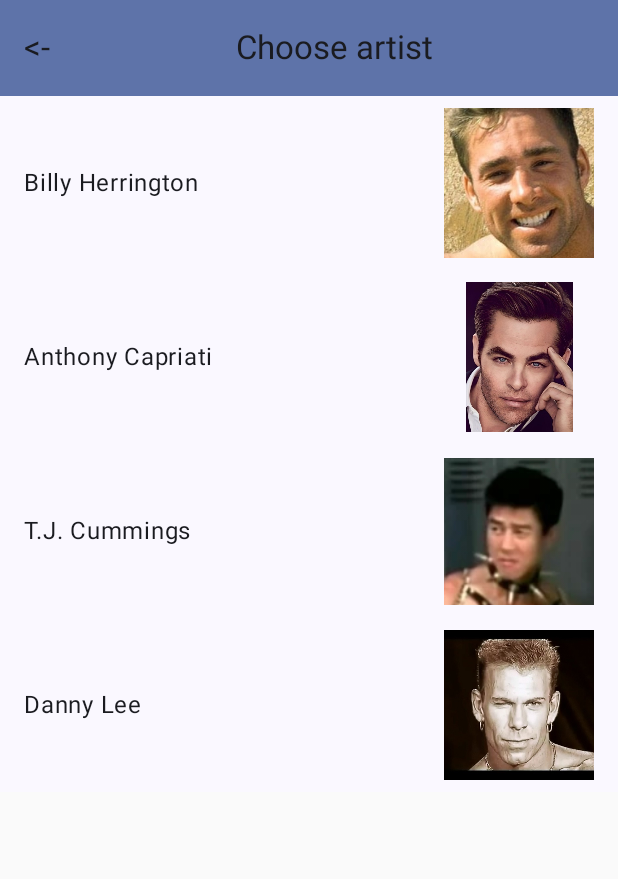
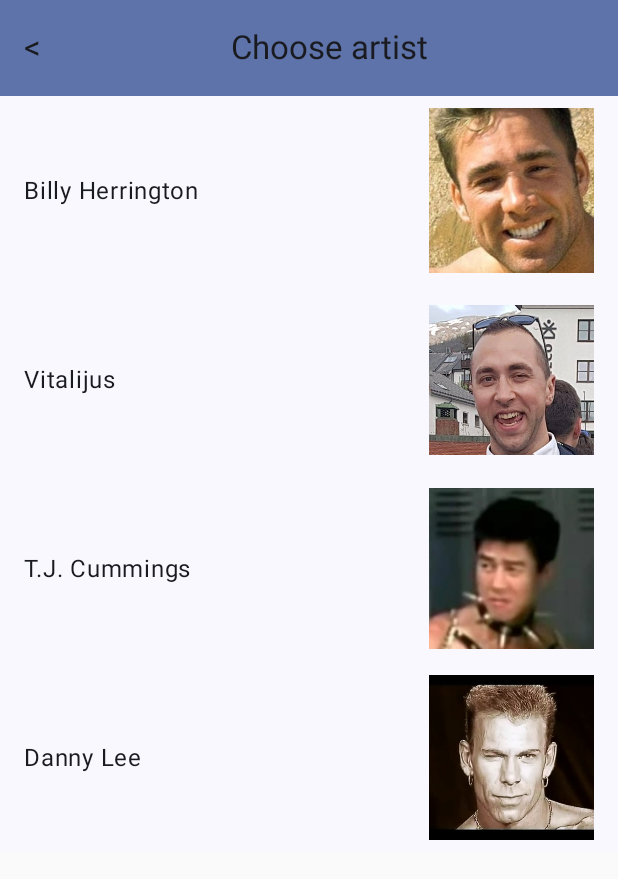
Before and after one commit to AlmazErmilov/Buy-My-Contemporary-Art-App, an Android app built with Jetpack Compose: the ArtistsScreen screen opened through its navigation route, on a phone screen of 412 x 824 dp. Shown: the top 879 px of the screen. Run offline under Robolectric (Android 15) with nearby library versions, the phone set to English and light mode, and no system bars.

Commit message:
upd icons for artists

```diff
--- a/app/src/main/java/com/example/buy_my_contemporary_art_app/MainActivity.kt
+++ b/app/src/main/java/com/example/buy_my_contemporary_art_app/MainActivity.kt
@@ -149,7 +149,7 @@ fun ArtistsScreen(viewModel: ShoppingCartViewModel, navController: NavController
         TopAppBar(
             title = {
                 Row {
-                    Text("<-", modifier = Modifier.clickable {
+                    Text("<", modifier = Modifier.clickable {
                         navController.navigate("home")
                     })
 
@@ -171,7 +171,7 @@ fun ArtistsScreen(viewModel: ShoppingCartViewModel, navController: NavController
                         Image(
                             painter = painterResource(id = artist.imageResId),
                             contentDescription = "${artist.name}'s picture",
-                            modifier = Modifier.size(100.dp) // Adjust the size as needed
+                            modifier = Modifier.size(110.dp) // Adjust the size as needed
                         )
                     },
                     headlineContent = { Text(artist.name) },
@@ -194,7 +194,7 @@ fun CategoriesScreen(viewModel: ShoppingCartViewModel, navController: NavControl
         TopAppBar(
             title = {
                 Row {
-                    Text("<-", modifier = Modifier.clickable {
+                    Text("<", modifier = Modifier.clickable {
                         navController.navigate("home")
                     })
 
@@ -438,7 +438,7 @@ data class Artist(
 class DataSourceArtist(context: Context){
     val artists = listOf(
         Artist(0, context.getString(R.string.billy), R.drawable.billyherr),
-        Artist(1, context.getString(R.string.anthony), R.drawable.anton),
+        Artist(1, context.getString(R.string.anthony), R.drawable.vit),
         Artist(2, context.getString(R.string.tj), R.drawable.cummings),
         Artist(3, context.getString(R.string.danny), R.drawable.danny),
     )
--- a/app/src/main/res/values/strings.xml
+++ b/app/src/main/res/values/strings.xml
@@ -3,7 +3,7 @@
     <string name="app_title">The Art Dealer</string>
     <string name="billy">Billy Herrington</string>
     <string name="danny">Danny Lee</string>
-    <string name="anthony">Anthony Capriati</string>
+    <string name="anthony">Vitalijus</string>
     <string name="tj">T.J. Cummings</string>
     <string name="wood_frame">Wood Frame</string>
     <string name="metal_frame">Metal Frame</string>
```
Also changed, not shown: app/src/main/res/drawable/vit.jpg (added).
